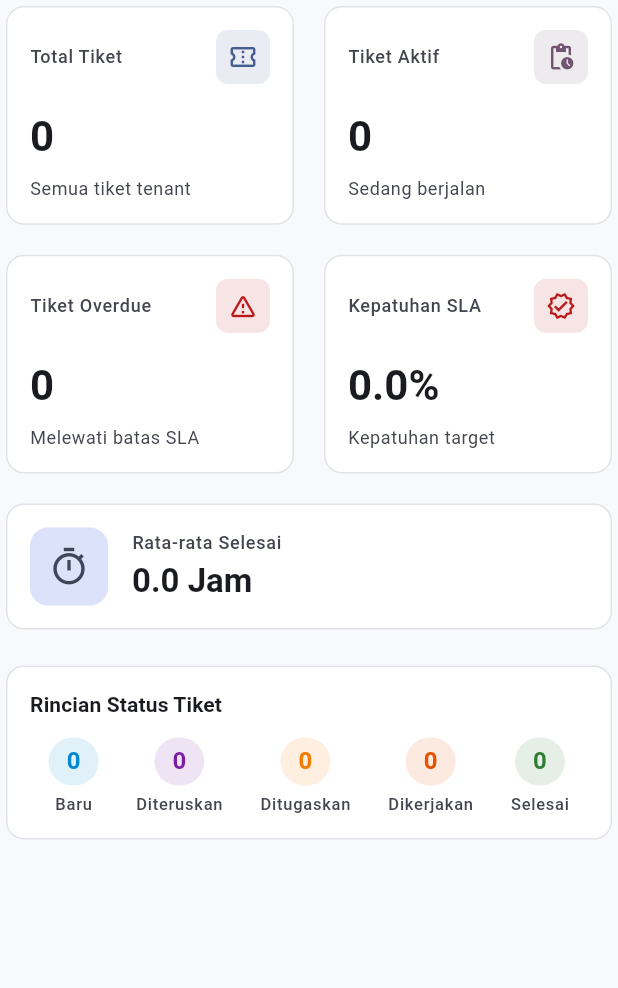
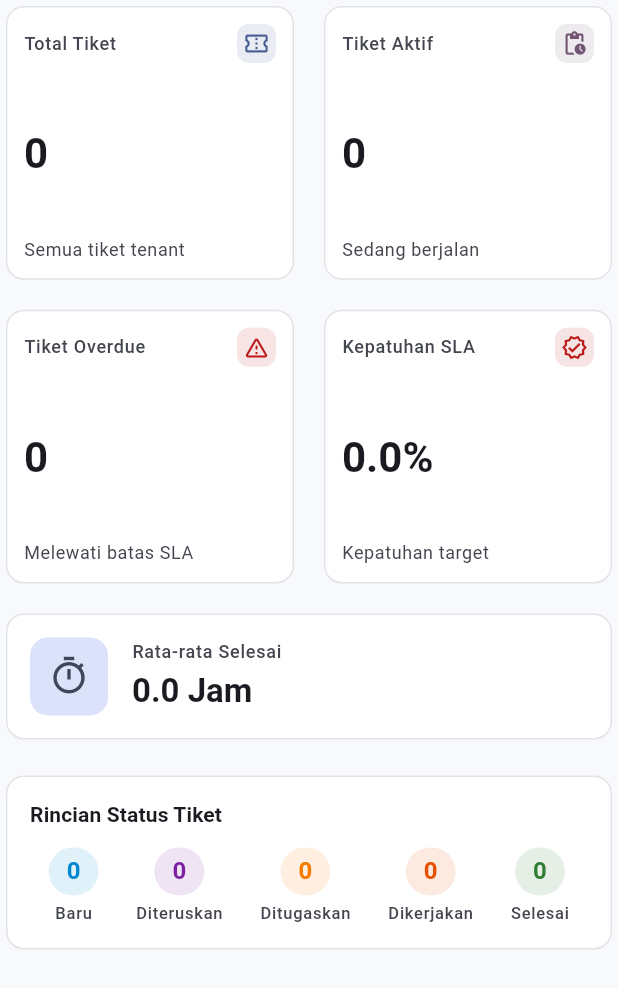
Before and after one commit to vikinura/Fiber-Track, a Flutter app: the SummaryCardsSection widget shown alone on an empty page, opened directly with empty values, on a phone screen of 412 x 824 dp. Shown: the top 988 px of the screen. Run offline on Flutter 3.47's test engine with Material 3 defaults, Android fonts, the phone set to English and light mode, and no system bars; our stand-ins replace cached_network_image, dio, equatable, fl_chart, flutter_bloc, flutter_secure_storage and 5 more; accounts and stored records are empty; network calls fail.

Commit message:
fix(ui): fix overflow on dashboard and ticket detail, support web file upload

```diff
--- a/mobile/lib/features/dashboard/presentation/widgets/summary_cards_section.dart
+++ b/mobile/lib/features/dashboard/presentation/widgets/summary_cards_section.dart
@@ -30,7 +30,7 @@ class SummaryCardsSection extends StatelessWidget {
           physics: const NeverScrollableScrollPhysics(),
           mainAxisSpacing: AppSizes.p12,
           crossAxisSpacing: AppSizes.p12,
-          childAspectRatio: 1.3,
+          childAspectRatio: 1.05,
           children: [
             SummaryMetricCard(
               title: AppStrings.totalTickets,
--- a/mobile/lib/features/dashboard/presentation/widgets/summary_metric_card.dart
+++ b/mobile/lib/features/dashboard/presentation/widgets/summary_metric_card.dart
@@ -37,10 +37,14 @@ class SummaryMetricCard extends StatelessWidget {
         onTap: onTap,
         borderRadius: BorderRadius.circular(AppSizes.r12),
         child: Padding(
-          padding: const EdgeInsets.all(AppSizes.p16),
+          padding: const EdgeInsets.symmetric(
+            horizontal: AppSizes.p12,
+            vertical: AppSizes.p12,
+          ),
           child: Column(
             crossAxisAlignment: CrossAxisAlignment.start,
             mainAxisAlignment: MainAxisAlignment.spaceBetween,
+            mainAxisSize: MainAxisSize.min,
             children: [
               Row(
                 mainAxisAlignment: MainAxisAlignment.spaceBetween,
@@ -57,21 +61,25 @@ class SummaryMetricCard extends StatelessWidget {
                     ),
                   ),
                   Container(
-                    padding: const EdgeInsets.all(AppSizes.p8),
+                    padding: const EdgeInsets.all(AppSizes.p4),
                     decoration: BoxDecoration(
                       color: cardColor.withValues(alpha: 0.12),
                       borderRadius: BorderRadius.circular(AppSizes.r8),
                     ),
-                    child: Icon(icon, size: 20, color: cardColor),
+                    child: Icon(icon, size: 18, color: cardColor),
                   ),
                 ],
               ),
-              const SizedBox(height: AppSizes.p12),
-              Text(
-                value,
-                style: theme.textTheme.headlineMedium?.copyWith(
-                  fontWeight: FontWeight.bold,
-                  color: theme.colorScheme.onSurface,
+              const SizedBox(height: AppSizes.p8),
+              FittedBox(
+                fit: BoxFit.scaleDown,
+                alignment: Alignment.centerLeft,
+                child: Text(
+                  value,
+                  style: theme.textTheme.headlineMedium?.copyWith(
+                    fontWeight: FontWeight.bold,
+                    color: theme.colorScheme.onSurface,
+                  ),
                 ),
               ),
               if (subtitle != null) ...[
```
Also changed, not shown: mobile/lib/features/ticket/data/datasources/ticket_remote_data_source.dart (+19 -1 lines), mobile/lib/features/ticket/presentation/pages/ticket_detail_page.dart (+8 -6 lines), mobile/lib/features/ticket/presentation/widgets/upload_photo_bottom_sheet.dart (+38 -16 lines).
